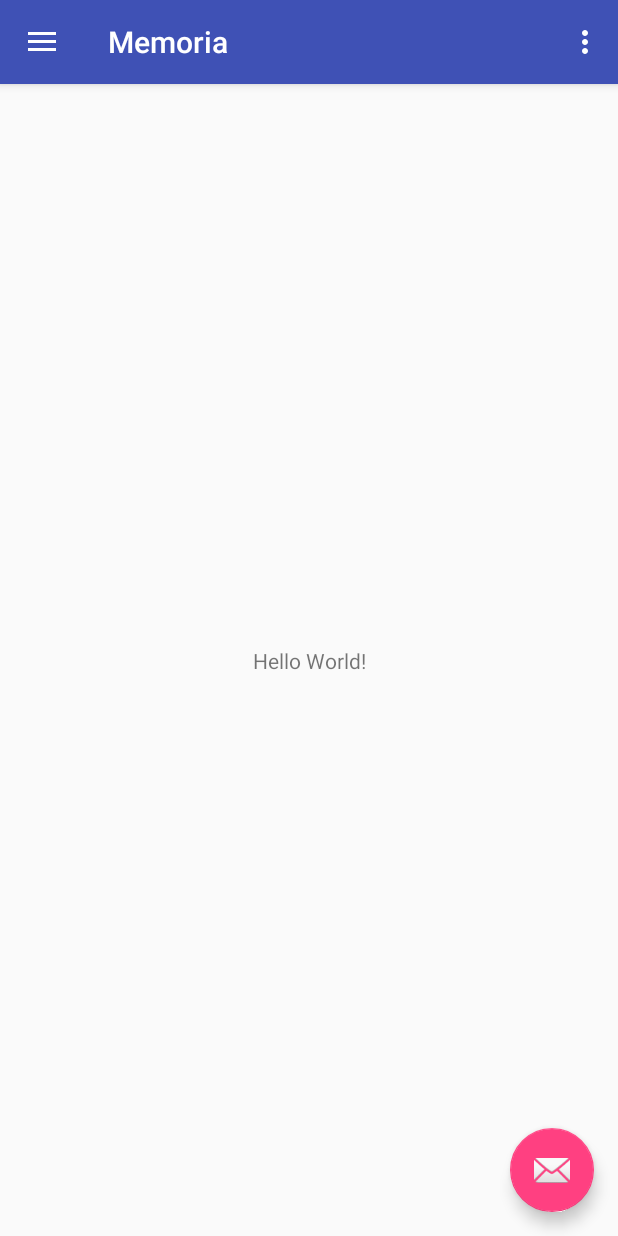
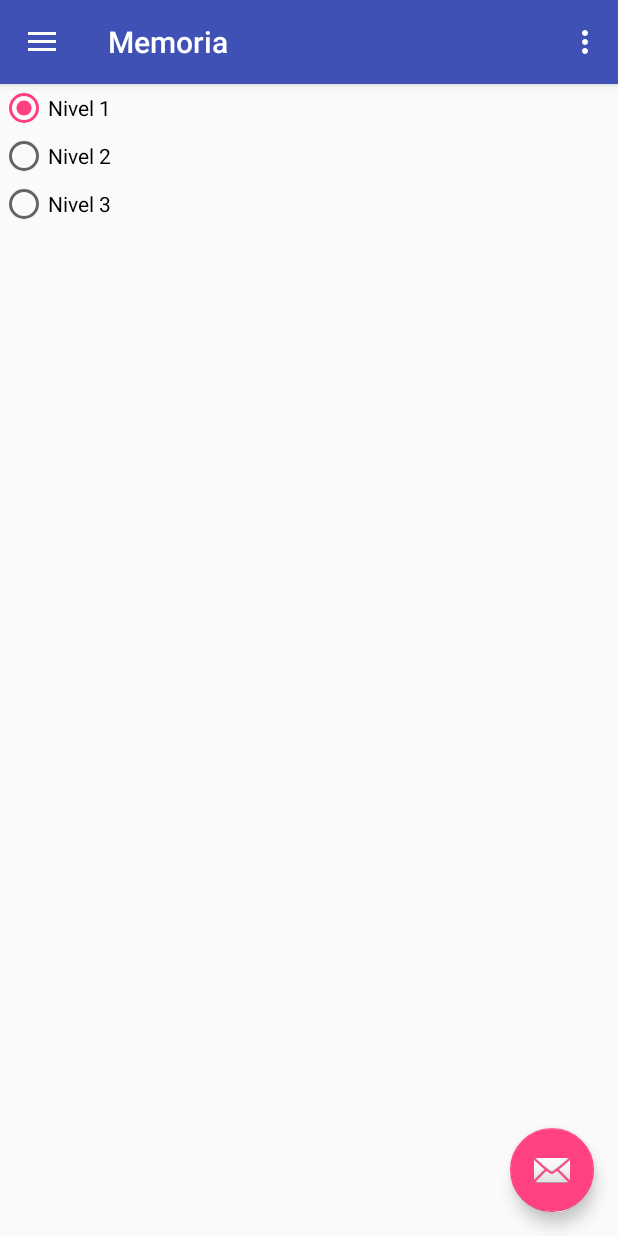
Before and after one commit to eurorivero/MemoriaNavDrawer, an Android app: the screen it shows after launch (MainActivity), in the side drawer, after a tap on "Dificultad", on a phone screen of 412 x 824 dp. Run offline under Robolectric (Android 15) with nearby library versions, the phone set to English and light mode, and no system bars.

Commit message:
Se agrega Singleton de configuraciones y se ajusta la dificultad al seleccionar el nivel

```diff
--- /dev/null
+++ b/app/src/main/java/com/example/eurorivero/memoria/Configuraciones.java
@@ -0,0 +1,34 @@
+package com.example.eurorivero.memoria;
+
+/**
+ * Created by Fabiana Nazaret on 19/11/2017.
+ */
+
+class Configuraciones {
+    private static final Configuraciones ourInstance = new Configuraciones();
+
+    public enum Dificultad
+    {
+        NIVEL1,
+        NIVEL2,
+        NIVEL3,
+    }
+    private static Dificultad dificultad = Dificultad.NIVEL1;
+
+    static Configuraciones getInstance() {
+        return ourInstance;
+    }
+
+    private Configuraciones() {
+    }
+
+    public void setDificultad(Dificultad dificultad)
+    {
+        this.dificultad = dificultad;
+    }
+
+    public static Dificultad getDificultad()
+    {
+        return(dificultad);
+    }
+}
--- /dev/null
+++ b/app/src/main/java/com/example/eurorivero/memoria/FragmentDificultad.java
@@ -0,0 +1,75 @@
+package com.example.eurorivero.memoria;
+
+import android.os.Bundle;
+import android.support.v4.app.Fragment;
+import android.util.Log;
+import android.view.LayoutInflater;
+import android.view.View;
+import android.view.ViewGroup;
+import android.widget.RadioButton;
+
+/**
+ * Created by Fabiana Nazaret on 19/11/2017.
+ */
+
+public class FragmentDificultad extends Fragment implements View.OnClickListener
+{
+    Configuraciones conf;
+
+    @Override
+    public View onCreateView(LayoutInflater inflater, ViewGroup container, Bundle savedInstateState)
+    {
+        View v = inflater.inflate(R.layout.layout_dificultad, container, false);
+
+        RadioButton rbNivel1 = (RadioButton)v.findViewById(R.id.rbNivel1);
+        RadioButton rbNivel2 = (RadioButton)v.findViewById(R.id.rbNivel2);
+        RadioButton rbNivel3 = (RadioButton)v.findViewById(R.id.rbNivel3);
+
+        rbNivel1.setOnClickListener(this);
+        rbNivel2.setOnClickListener(this);
+        rbNivel3.setOnClickListener(this);
+
+        conf = Configuraciones.getInstance();
+        switch(Configuraciones.getDificultad())
+        {
+            case NIVEL1:
+                rbNivel1.setChecked(true);
+                break;
+            case NIVEL2:
+                rbNivel2.setChecked(true);
+                break;
+            case NIVEL3:
+                rbNivel3.setChecked(true);
+                break;
+        }
+
+        return v;
+    }
+
+    @Override
+    public void onClick(View v)
+    {
+
+        switch(v.getId())
+        {
+            case R.id.rbNivel1:
+                Log.d("rb","Nivel 1");
+                conf = Configuraciones.getInstance();
+                conf.setDificultad(Configuraciones.Dificultad.NIVEL1);
+                break;
+            case R.id.rbNivel2:
+                Log.d("rb","Nivel 2");
+                conf = Configuraciones.getInstance();
+                conf.setDificultad(Configuraciones.Dificultad.NIVEL2);
+                break;
+            case R.id.rbNivel3:
+                Log.d("rb","Nivel 3");
+                conf = Configuraciones.getInstance();
+                conf.setDificultad(Configuraciones.Dificultad.NIVEL3);
+                break;
+            default:
+                break;
+        }
+
+    }
+}
--- a/app/src/main/java/com/example/eurorivero/memoria/MainActivity.java
+++ b/app/src/main/java/com/example/eurorivero/memoria/MainActivity.java
@@ -3,6 +3,8 @@ package com.example.eurorivero.memoria;
 import android.os.Bundle;
 import android.support.design.widget.FloatingActionButton;
 import android.support.design.widget.Snackbar;
+import android.support.v4.app.Fragment;
+import android.support.v4.app.FragmentManager;
 import android.view.View;
 import android.support.design.widget.NavigationView;
 import android.support.v4.view.GravityCompat;
@@ -84,10 +86,15 @@ public class MainActivity extends AppCompatActivity
 
         } else if (id == R.id.drawer_item_Dificultad) {
 
+            Fragment fragment  = new FragmentDificultad();
+
+            FragmentManager fragmentManager = getSupportFragmentManager();
+
+            fragmentManager.beginTransaction().replace(R.id.contenedor, fragment).commit();
+
         } else if (id == R.id.drawer_item_records_nivel1) {
 
         } else if (id == R.id.drawer_item_records_nivel2) {
-
 
         }
 
@@ -95,4 +102,5 @@ public class MainActivity extends AppCompatActivity
         drawer.closeDrawer(GravityCompat.START);
         return true;
     }
+
 }
--- a/app/src/main/res/layout/content_main.xml
+++ b/app/src/main/res/layout/content_main.xml
@@ -2,19 +2,11 @@
 <android.support.constraint.ConstraintLayout xmlns:android="http://schemas.android.com/apk/res/android"
     xmlns:app="http://schemas.android.com/apk/res-auto"
     xmlns:tools="http://schemas.android.com/tools"
+    android:id="@+id/contenedor"
     android:layout_width="match_parent"
     android:layout_height="match_parent"
     app:layout_behavior="@string/appbar_scrolling_view_behavior"
     tools:context="com.example.eurorivero.memoria.MainActivity"
     tools:showIn="@layout/app_bar_main">
 
-    <TextView
-        android:layout_width="wrap_content"
-        android:layout_height="wrap_content"
-        android:text="Hello World!"
-        app:layout_constraintBottom_toBottomOf="parent"
-        app:layout_constraintLeft_toLeftOf="parent"
-        app:layout_constraintRight_toRightOf="parent"
-        app:layout_constraintTop_toTopOf="parent" />
-
 </android.support.constraint.ConstraintLayout>
--- /dev/null
+++ b/app/src/main/res/layout/layout_dificultad.xml
@@ -0,0 +1,29 @@
+<?xml version="1.0" encoding="utf-8"?>
+<LinearLayout xmlns:android="http://schemas.android.com/apk/res/android"
+    android:orientation="vertical" android:layout_width="match_parent"
+    android:layout_height="match_parent">
+
+    <RadioGroup
+        android:layout_width="match_parent"
+        android:layout_height="match_parent" >
+
+        <RadioButton
+            android:id="@+id/rbNivel1"
+            android:layout_width="match_parent"
+            android:layout_height="wrap_content"
+            android:text="@string/Nivel1" />
+
+        <RadioButton
+            android:id="@+id/rbNivel2"
+            android:layout_width="match_parent"
+            android:layout_height="wrap_content"
+            android:text="@string/Nivel2" />
+
+        <RadioButton
+            android:id="@+id/rbNivel3"
+            android:layout_width="match_parent"
+            android:layout_height="wrap_content"
+            android:text="@string/Nivel3" />
+
+    </RadioGroup>
+</LinearLayout>
--- a/app/src/main/res/values/strings.xml
+++ b/app/src/main/res/values/strings.xml
@@ -5,4 +5,8 @@
     <string name="navigation_drawer_close">Close navigation drawer</string>
 
     <string name="action_settings">Settings</string>
+    <string name="Nivel1">Nivel 1</string>
+    <string name="Nivel2">Nivel 2</string>
+    <string name="Nivel3">Nivel 3</string>
+
 </resources>
```
